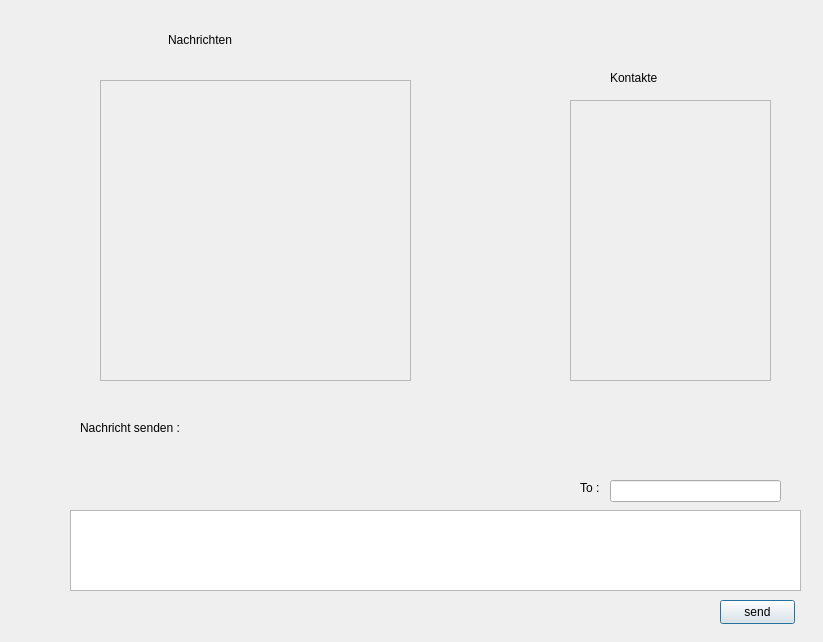
Qt form HTW-Connect/nachrichten.ui (Zorghost/HTW-Connect) before a commit.
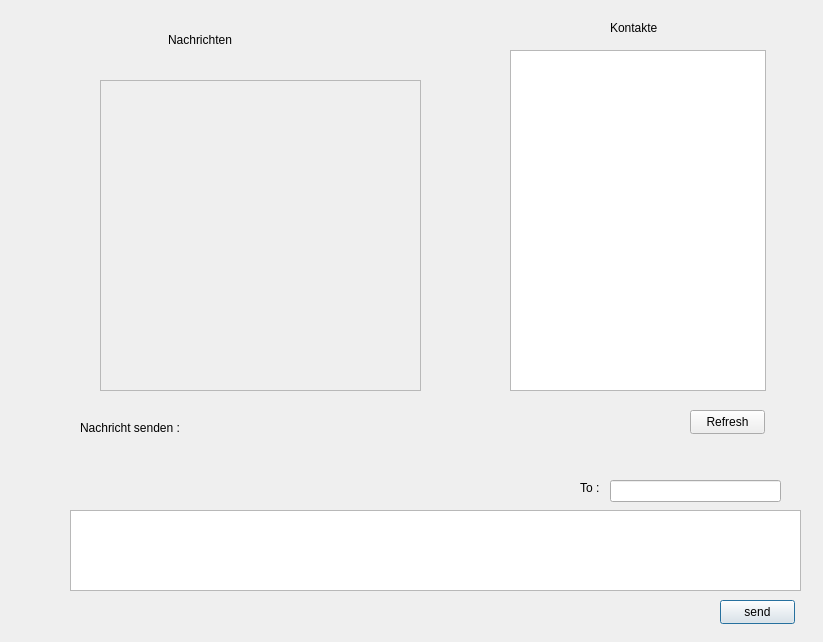
The same form after that commit.

The edit to the form file:
```diff
--- a/HTW-Connect/nachrichten.ui
+++ b/HTW-Connect/nachrichten.ui
@@ -30,7 +30,7 @@
    <property name="geometry">
     <rect>
      <x>610</x>
-     <y>70</y>
+     <y>20</y>
      <width>81</width>
      <height>16</height>
     </rect>
@@ -104,36 +104,13 @@
     <string>Nachricht senden : </string>
    </property>
   </widget>
-  <widget class="QScrollArea" name="scrollArea">
-   <property name="geometry">
-    <rect>
-     <x>570</x>
-     <y>100</y>
-     <width>201</width>
-     <height>281</height>
-    </rect>
-   </property>
-   <property name="widgetResizable">
-    <bool>true</bool>
-   </property>
-   <widget class="QWidget" name="scrollAreaWidgetContents">
-    <property name="geometry">
-     <rect>
-      <x>0</x>
-      <y>0</y>
-      <width>199</width>
-      <height>279</height>
-     </rect>
-    </property>
-   </widget>
-  </widget>
   <widget class="QScrollArea" name="scrollArea_2">
    <property name="geometry">
     <rect>
      <x>100</x>
      <y>80</y>
-     <width>311</width>
-     <height>301</height>
+     <width>321</width>
+     <height>311</height>
     </rect>
    </property>
    <property name="widgetResizable">
@@ -144,12 +121,35 @@
      <rect>
       <x>0</x>
       <y>0</y>
-      <width>309</width>
-      <height>299</height>
+      <width>319</width>
+      <height>309</height>
      </rect>
     </property>
    </widget>
   </widget>
+  <widget class="QListView" name="listView">
+   <property name="geometry">
+    <rect>
+     <x>510</x>
+     <y>50</y>
+     <width>256</width>
+     <height>341</height>
+    </rect>
+   </property>
+  </widget>
+  <widget class="QPushButton" name="pushButton_2">
+   <property name="geometry">
+    <rect>
+     <x>690</x>
+     <y>410</y>
+     <width>75</width>
+     <height>24</height>
+    </rect>
+   </property>
+   <property name="text">
+    <string>Refresh</string>
+   </property>
+  </widget>
  </widget>
  <resources/>
  <connections/>
```
